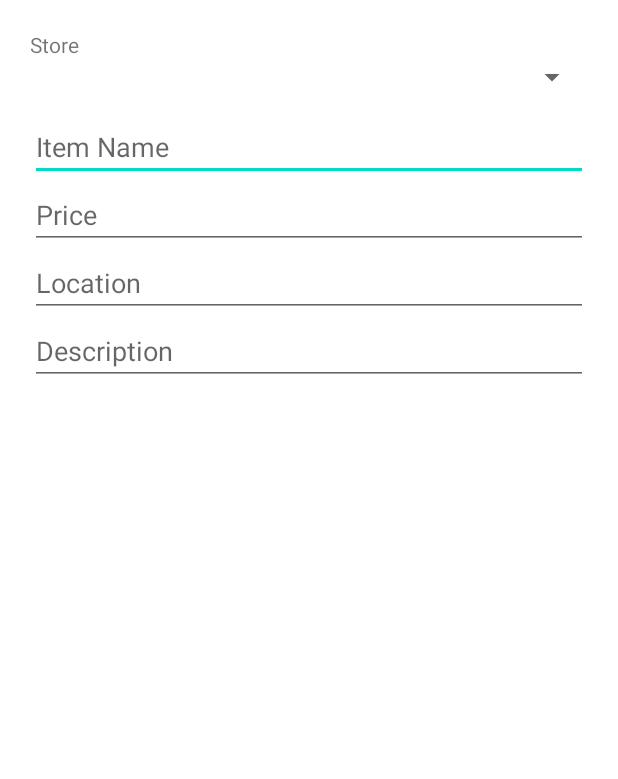
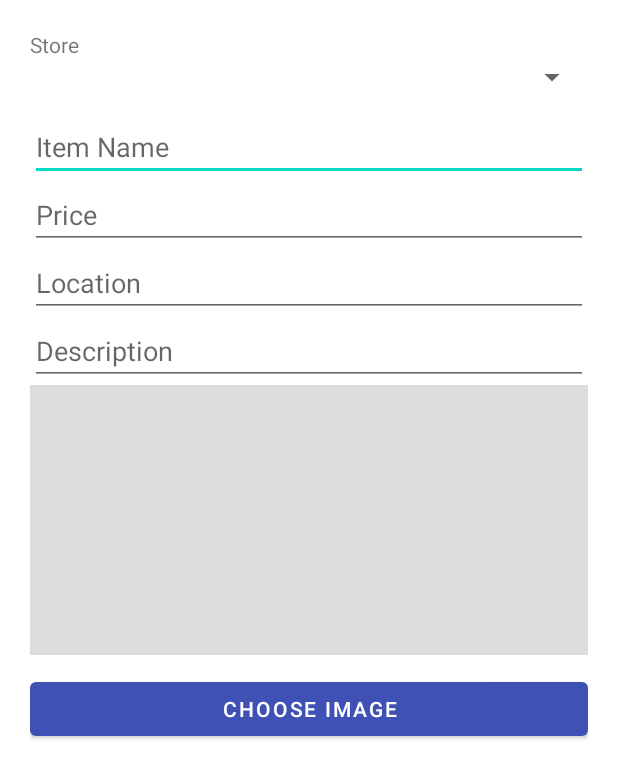
Before and after one commit to Elly08903/BinBuddy, an Android app: the layout dialog_add_item.xml on its own in the app's theme, with its tools: preview values and no code run, on a phone screen of 412 x 824 dp. Shown: the top 779 px of the screen. Run offline under Robolectric (Android 15) with nearby library versions, the phone set to English and light mode, and no system bars.

Commit message:
FEAT: add image on item creation

```diff
--- a/app/src/main/res/layout/dialog_add_item.xml
+++ b/app/src/main/res/layout/dialog_add_item.xml
@@ -41,4 +41,18 @@
         android:layout_height="wrap_content"
         android:hint="Description" />
 
+    <ImageView
+        android:id="@+id/ivPreview"
+        android:layout_width="match_parent"
+        android:layout_height="180dp"
+        android:scaleType="centerCrop"
+        android:background="#22000000"
+        android:layout_marginBottom="12dp" />
+
+    <Button
+        android:id="@+id/btnPickImage"
+        android:layout_width="match_parent"
+        android:layout_height="wrap_content"
+        android:text="Choose Image" />
+
 </LinearLayout>
```
Also changed, not shown: app/src/main/java/com/example/binbuddy/data/ItemEntity.kt (+4 -3 lines).
